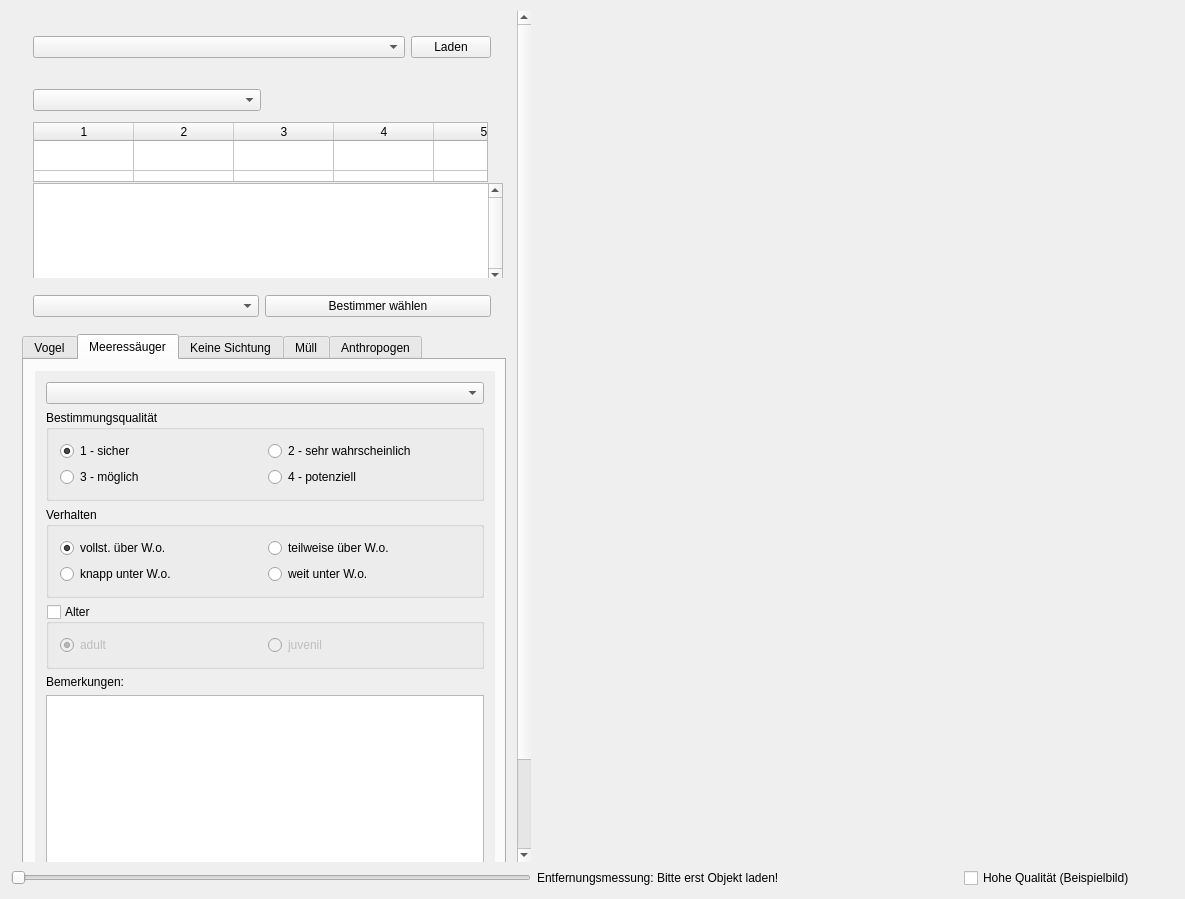
Above: mainwindow.ui from ifaoe/2014-10-Bird-View before the change. Below: the same form after it.
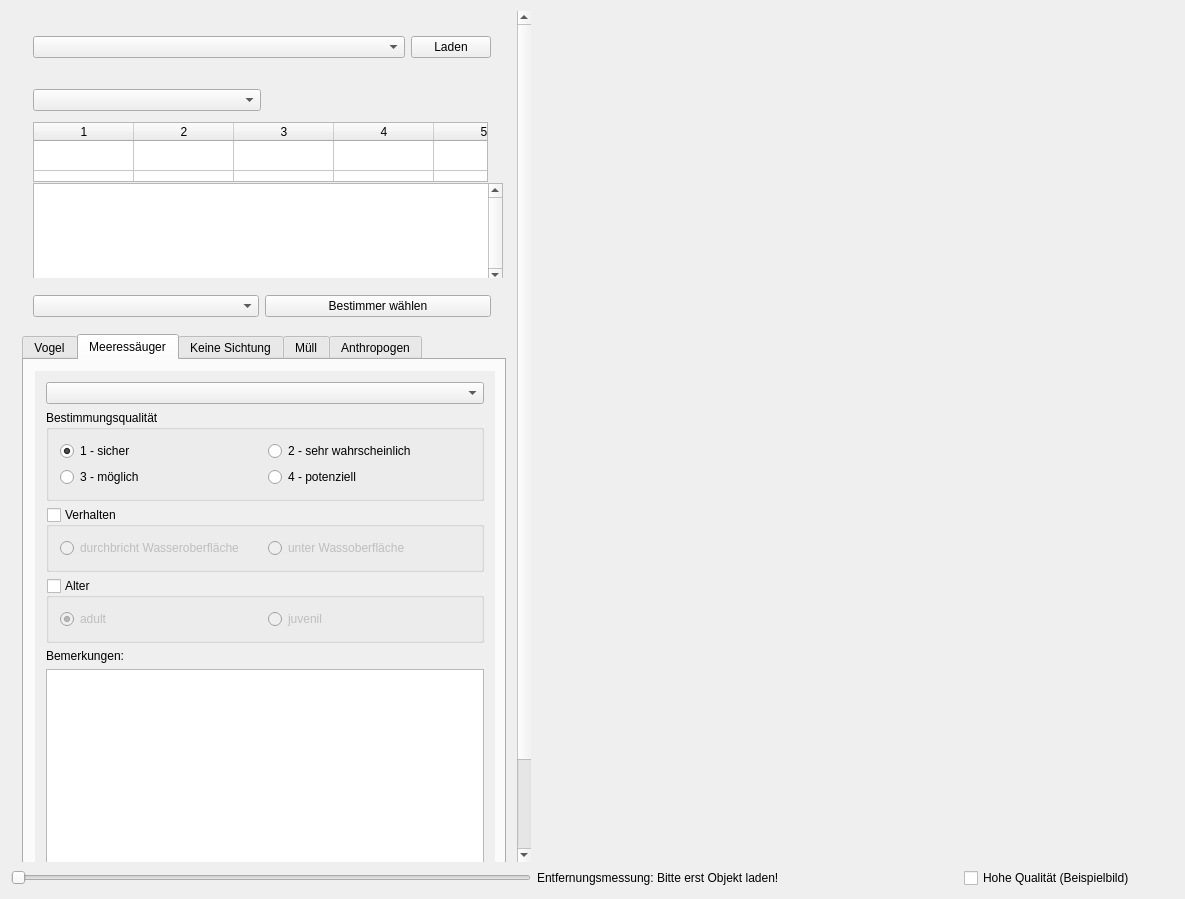
That is the form after the change. The open tabs and pages were chosen to show the change.

Commit message: behaviour mammals changed query project status from db

```diff
--- a/mainwindow.ui
+++ b/mainwindow.ui
@@ -103,7 +103,7 @@
        <property name="geometry">
         <rect>
          <x>0</x>
-         <y>0</y>
+         <y>-111</y>
          <width>507</width>
          <height>960</height>
         </rect>
@@ -883,40 +883,17 @@
                   <property name="title">
                    <string>Verhalten</string>
                   </property>
+                  <property name="checkable">
+                   <bool>true</bool>
+                  </property>
+                  <property name="checked">
+                   <bool>false</bool>
+                  </property>
                   <layout class="QGridLayout" name="gridLayout_9">
-                   <item row="1" column="0">
-                    <widget class="QRadioButton" name="rbMammalBehaveCloseUnder">
-                     <property name="text">
-                      <string comment="CU">knapp unter W.o.</string>
-                     </property>
-                     <property name="dbvalue" stdset="0">
-                      <string>CU</string>
-                     </property>
-                     <attribute name="buttonGroup">
-                      <string notr="true">btngMammalBhv</string>
-                     </attribute>
-                    </widget>
-                   </item>
-                   <item row="0" column="1">
-                    <widget class="QRadioButton" name="rbMammalBehavePartOver">
-                     <property name="text">
-                      <string comment="PO">teilweise über W.o.</string>
-                     </property>
-                     <property name="dbvalue" stdset="0">
-                      <string>PO</string>
-                     </property>
-                     <attribute name="buttonGroup">
-                      <string notr="true">btngMammalBhv</string>
-                     </attribute>
-                    </widget>
-                   </item>
                    <item row="0" column="0">
                     <widget class="QRadioButton" name="rbMammalBehaveFullOver">
                      <property name="text">
-                      <string comment="EO">vollst. über W.o.</string>
-                     </property>
-                     <property name="checked">
-                      <bool>true</bool>
+                      <string comment="OW">durchbricht Wasseroberfläche</string>
                      </property>
                      <property name="dbvalue" stdset="0">
                       <string>EO</string>
@@ -926,10 +903,10 @@
                      </attribute>
                     </widget>
                    </item>
-                   <item row="1" column="1">
-                    <widget class="QRadioButton" name="rbMammalBehaveFarUnder">
+                   <item row="0" column="1">
+                    <widget class="QRadioButton" name="rbMammalBehaveUnder">
                      <property name="text">
-                      <string comment="FU">weit unter W.o.</string>
+                      <string comment="UW">unter Wassoberfläche</string>
                      </property>
                      <property name="dbvalue" stdset="0">
                       <string>FU</string>
```
Left out of the diff: 12 changed lines with no effect on the pictures. The commit also changes 2 other files.
